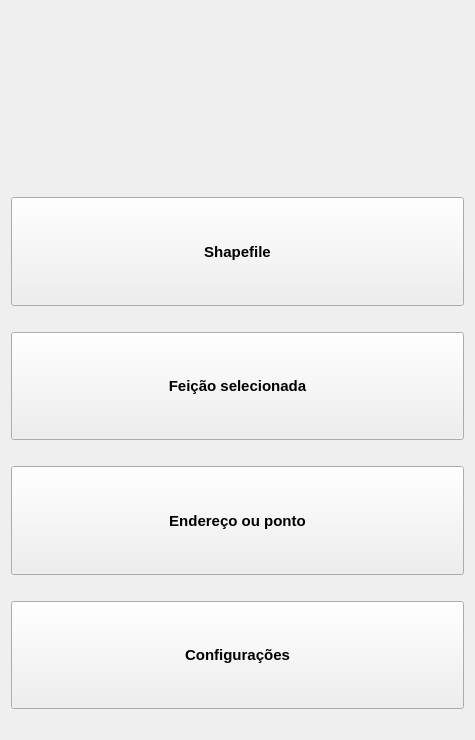
First picture: the form in screens/main_window.ui, repository spuhub/prisma, before the edit.
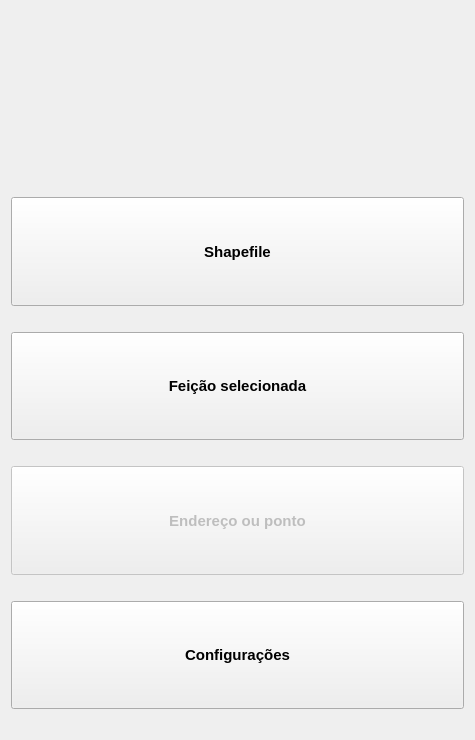
Second picture: the form after the edit. Icons and pictures are not drawn.

Commit message: bloqueio do botão endereço ou ponto

What changed in the file:
```diff
--- a/screens/main_window.ui
+++ b/screens/main_window.ui
@@ -138,7 +138,7 @@
      <item>
       <widget class="QPushButton" name="btn_ponto">
        <property name="enabled">
-        <bool>true</bool>
+        <bool>false</bool>
        </property>
        <property name="sizePolicy">
         <sizepolicy hsizetype="Expanding" vsizetype="Expanding">
```
